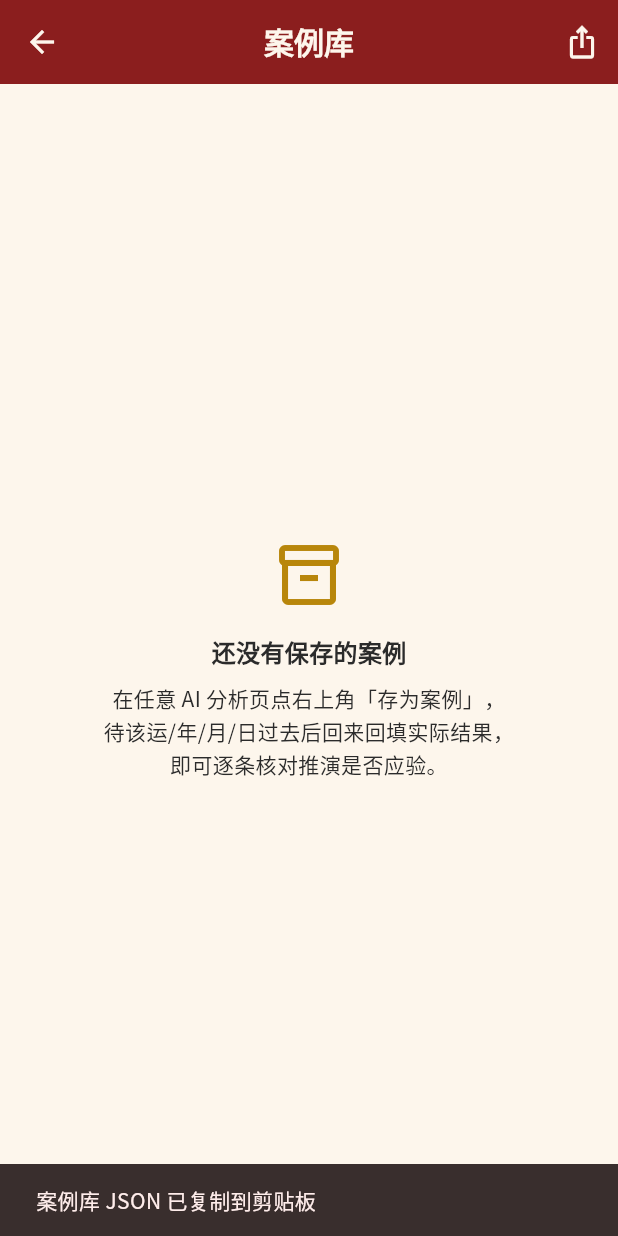
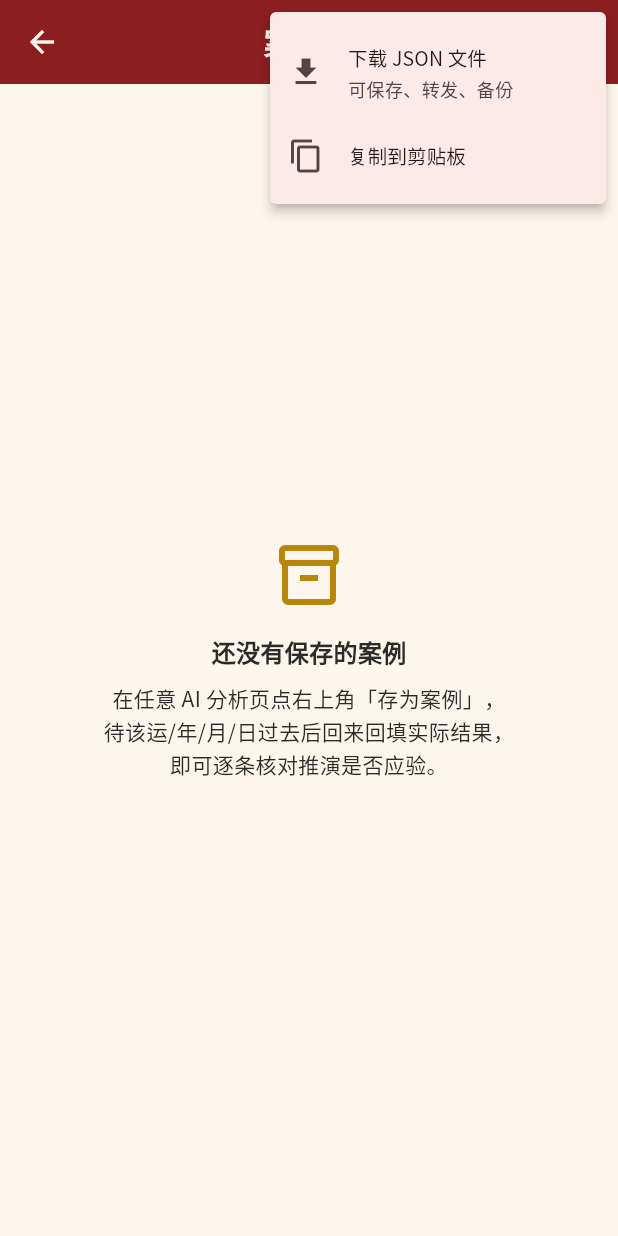
Before and after one commit to kth2/bazi-app, a Flutter app: the CaseListPage screen opened directly, after a tap on the "ios share" icon, on a phone screen of 412 x 824 dp. Run offline on Flutter 3.47's test engine with Material 3 defaults, Android fonts, the phone set to English and light mode, and no system bars; our stand-ins replace drift, drift_flutter, flutter_riverpod, google_fonts, shared_preferences, web; missing offline and left inert: bazi_core, dart:js_interop, sxwnl_spa_dart; accounts and stored records are empty; generated files the repository leaves out were written again; Roboto replaces fonts that are missing (Noto Serif Sc).

Commit message:
feat(cases): export the journal as a real JSON file
Export previously only copied to the clipboard, which cannot be attached to
an email, dropped into a chat, or kept as a backup — so it did not actually
let anyone share their cases.

The case library's export menu now offers 下载 JSON 文件 alongside the existing
clipboard copy, and a single case can be exported on its own from the detail
page. Both use the same envelope (format/version/exportedAt/count/cases), so a
one-case file and a whole-journal file read back identically.

Implemented with a conditional import: the web build hands the browser a Blob
and clicks a synthetic download link, revoking the object URL afterwards so the
payload is not pinned in memory for the life of the tab; the non-web build
writes through dart:io and reports the path. Both variants compile — the web
one is exercised by flutter build web, which the analyzer alone does not cover.

Filenames are zero-padded and timestamped (bazi_cases_2026-08-14_1530.json) so
lexical order matches chronological order in a downloads folder, and the
single-case name carries the 八字 with whitespace stripped.

Adds `web` as a direct dependency; it was already resolved transitively.

145 tests pass, analyzer clean, web build succeeds.

Co-Authored-By: Claude Opus 5 <noreply@anthropic.com>
Claude-Session: https://claude.ai/code/session_01Vtku3yEJk4pLuVoSvcevZj

```diff
--- /dev/null
+++ b/lib/core/cases/case_export.dart
@@ -0,0 +1,29 @@
+import 'case_export_io.dart'
+    if (dart.library.js_interop) 'case_export_web.dart' as impl;
+
+/// Hands the user a JSON file of their case journal.
+///
+/// On the web build this triggers a real browser download, which is the point:
+/// a clipboard copy cannot be attached to an email or dropped in a chat. The
+/// non-web build writes the file to disk and reports the path.
+class CaseExport {
+  /// A stable, sortable filename: bazi_cases_2026-08-14_1530.json
+  static String filenameFor(DateTime at) {
+    String two(int n) => n.toString().padLeft(2, '0');
+    return 'bazi_cases_${at.year}-${two(at.month)}-${two(at.day)}'
+        '_${two(at.hour)}${two(at.minute)}.json';
+  }
+
+  /// Filename for a single exported case, tagged with its 八字 so several
+  /// exports remain distinguishable.
+  static String filenameForCase(String baziString, DateTime at) {
+    final slug = baziString.replaceAll(RegExp(r'\s+'), '');
+    String two(int n) => n.toString().padLeft(2, '0');
+    return 'bazi_case_${slug}_${at.year}-${two(at.month)}-${two(at.day)}.json';
+  }
+
+  /// Saves [content] as [filename]. Returns a message describing where it
+  /// went, for display to the user.
+  static Future<String> save(String filename, String content) =>
+      impl.saveJsonFile(filename, content);
+}
--- a/lib/core/cases/case_record.dart
+++ b/lib/core/cases/case_record.dart
@@ -497,6 +497,21 @@ class CaseRecord {
   int newQaCount(List<(String question, String answer)> pairs) =>
       withQa(pairs).claims.length - claims.length;
 
+  /// The shared on-disk shape for exports.
+  ///
+  /// A single-case export and a whole-journal export use the same envelope, so
+  /// the two are interchangeable to anything reading them back.
+  static Map<String, dynamic> exportEnvelope(List<CaseRecord> records) => {
+        'format': 'bazi-app.cases',
+        'version': 1,
+        'exportedAt': DateTime.now().toIso8601String(),
+        'count': records.length,
+        'cases': [for (final r in records) r.toJson()],
+      };
+
+  static String encodeExport(List<CaseRecord> records) =>
+      const JsonEncoder.withIndent('  ').convert(exportEnvelope(records));
+
   static String encodeClaims(List<PredictedClaim> claims) =>
       jsonEncode([for (final c in claims) c.toJson()]);
 
--- a/lib/core/cases/cases_db.dart
+++ b/lib/core/cases/cases_db.dart
@@ -189,19 +189,10 @@ class CaseRepository implements CaseStore {
   /// Export exists so accumulated cases can be reviewed by a person — the
   /// engine never reads them back.
   @override
-  Future<String> exportJson() async {
-    final records = await all();
-    return jsonEncodePretty({
-      'exportedAt': DateTime.now().toIso8601String(),
-      'count': records.length,
-      'cases': [for (final r in records) r.toJson()],
-    });
-  }
+  Future<String> exportJson() async =>
+      CaseRecord.encodeExport(await all());
 }
 
 Object jsonDecodeMap(String raw) => jsonDecode(raw);
 
 String jsonEncodeMap(Map<String, dynamic> map) => jsonEncode(map);
-
-String jsonEncodePretty(Map<String, dynamic> map) =>
-    const JsonEncoder.withIndent('  ').convert(map);
--- a/lib/features/cases/case_list_page.dart
+++ b/lib/features/cases/case_list_page.dart
@@ -2,6 +2,7 @@ import 'package:flutter/material.dart';
 import 'package:flutter/services.dart';
 import 'package:flutter_riverpod/flutter_riverpod.dart';
 
+import '../../core/cases/case_export.dart';
 import '../../core/cases/case_record.dart';
 import '../../providers/case_provider.dart';
 import '../../theme.dart';
@@ -27,7 +28,22 @@ class _CaseListPageState extends ConsumerState<CaseListPage> {
         _Filter.reviewed => c.status(now) == CaseStatus.reviewed,
       };
 
-  Future<void> _export() async {
+  Future<void> _downloadFile() async {
+    final json = await ref.read(caseRepositoryProvider).exportJson();
+    try {
+      final message =
+          await CaseExport.save(CaseExport.filenameFor(DateTime.now()), json);
+      if (!mounted) return;
+      ScaffoldMessenger.of(context)
+          .showSnackBar(SnackBar(content: Text(message)));
+    } catch (e) {
+      if (!mounted) return;
+      ScaffoldMessenger.of(context)
+          .showSnackBar(SnackBar(content: Text('导出失败：$e')));
+    }
+  }
+
+  Future<void> _copyToClipboard() async {
     final json = await ref.read(caseRepositoryProvider).exportJson();
     await Clipboard.setData(ClipboardData(text: json));
     if (!mounted) return;
@@ -45,10 +61,32 @@ class _CaseListPageState extends ConsumerState<CaseListPage> {
       appBar: AppBar(
         title: const Text('案例库'),
         actions: [
-          IconButton(
+          PopupMenuButton<String>(
             icon: const Icon(Icons.ios_share),
-            tooltip: '导出 JSON',
-            onPressed: _export,
+            tooltip: '导出案例库',
+            onSelected: (v) =>
+                v == 'file' ? _downloadFile() : _copyToClipboard(),
+            itemBuilder: (_) => const [
+              PopupMenuItem(
+                value: 'file',
+                child: ListTile(
+                  dense: true,
+                  contentPadding: EdgeInsets.zero,
+                  leading: Icon(Icons.download),
+                  title: Text('下载 JSON 文件'),
+                  subtitle: Text('可保存、转发、备份'),
+                ),
+              ),
+              PopupMenuItem(
+                value: 'clipboard',
+                child: ListTile(
+                  dense: true,
+                  contentPadding: EdgeInsets.zero,
+                  leading: Icon(Icons.copy),
+                  title: Text('复制到剪贴板'),
+                ),
+              ),
+            ],
           ),
         ],
       ),
--- a/pubspec.yaml
+++ b/pubspec.yaml
@@ -32,6 +32,10 @@ dependencies:
   # Date formatting / localization
   intl: ^0.20.2
 
+  # Browser APIs for the case-journal file download (web build only; the
+  # non-web path writes through dart:io instead)
+  web: ^1.1.1
+
   # Chinese font support (Noto Sans SC / Noto Serif SC)
   google_fonts: ^6.3.2
 
```
Also changed, not shown: lib/core/cases/case_export_io.dart (added, +10 -0 lines), lib/core/cases/case_export_web.dart (added, +24 -0 lines), lib/features/cases/case_detail_page.dart (+26 -0 lines), pubspec.lock, 2 other files.
